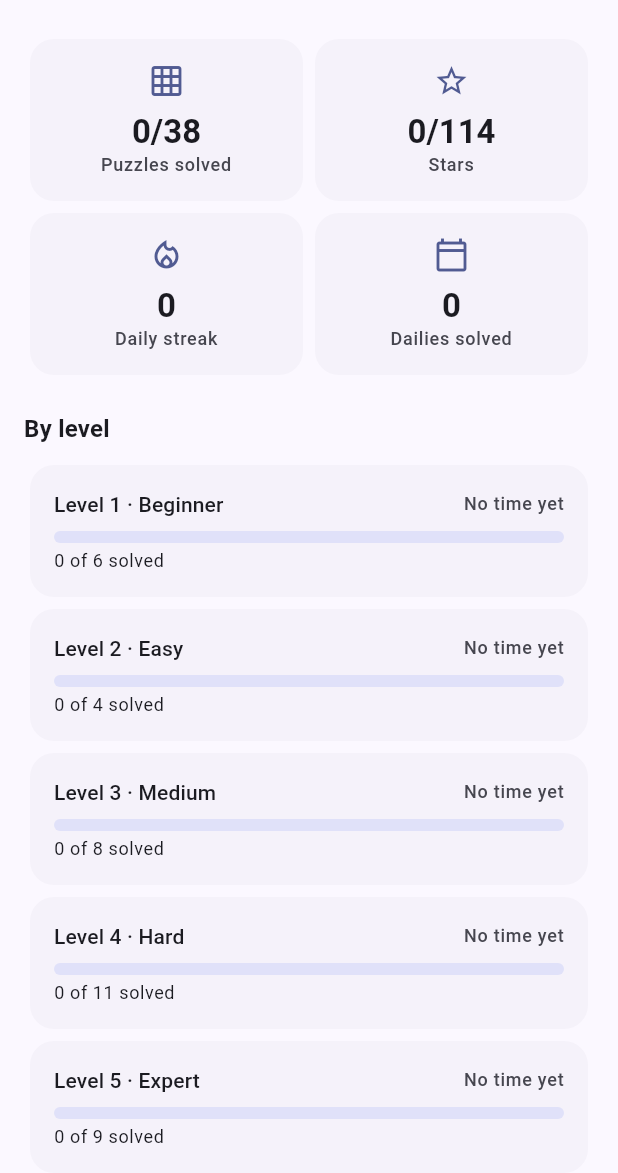
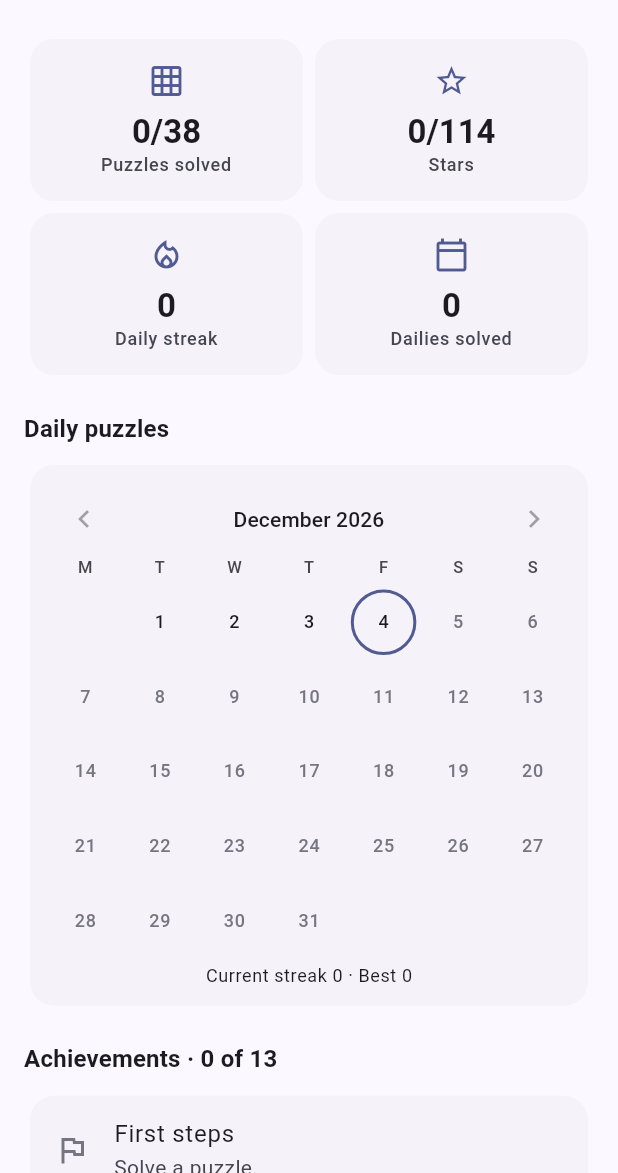
Before and after one commit to johnkg/sudoku-solver, a Flutter app: the StatsScreen screen opened directly, on a phone screen of 412 x 824 dp, the part 63-1236 px from its top. Run offline on Flutter 3.47's test engine with Material 3 defaults, Android fonts, the phone set to English and light mode, and no system bars; our stand-ins replace shared_preferences; missing offline and left inert: dart:js_interop; accounts and stored records are empty.

Commit message:
Add a daily calendar, achievements and a shareable daily result
Co-Authored-By: Claude Sonnet 5.5 <noreply@anthropic.com>
Claude-Session: https://claude.ai/code/session_01A5ARPcVpSTN9vK4K7NbA95

```diff
--- a/lib/progress/progress_store.dart
+++ b/lib/progress/progress_store.dart
@@ -139,6 +139,25 @@ class ProgressStore extends ChangeNotifier {
 
   /// Every practice result, by puzzle id.
   Map<String, PuzzleRecord> get records => Map.unmodifiable(_records);
+
+  /// Every daily result, by day such as `2026-10-10`.
+  Map<String, PuzzleRecord> get dailyRecords => Map.unmodifiable(_daily);
+
+  /// The longest run of days in a row with the daily puzzle solved.
+  int get bestDailyStreak {
+    final days = [for (final key in _daily.keys) ?DateTime.tryParse(key)]
+      ..sort();
+    var best = 0;
+    var run = 0;
+    DateTime? previous;
+    for (final day in days) {
+      final yesterday = DateTime(day.year, day.month, day.day - 1);
+      run = previous == yesterday ? run + 1 : 1;
+      if (run > best) best = run;
+      previous = day;
+    }
+    return best;
+  }
 
   /// How many daily puzzles the player has solved.
   int get dailySolvedCount => _daily.length;
--- /dev/null
+++ b/lib/ui/daily_calendar.dart
@@ -0,0 +1,160 @@
+import 'package:flutter/material.dart';
+
+const _monthNames = [
+  'January', 'February', 'March', 'April', 'May', 'June', 'July', 'August',
+  'September', 'October', 'November', 'December', //
+];
+
+/// A month at a time, with the days the daily puzzle was solved filled in.
+class DailyCalendar extends StatefulWidget {
+  const DailyCalendar({super.key, required this.solved, required this.today});
+
+  /// Days solved, as `2026-10-10`.
+  final Set<String> solved;
+  final DateTime today;
+
+  @override
+  State<DailyCalendar> createState() => _DailyCalendarState();
+}
+
+class _DailyCalendarState extends State<DailyCalendar> {
+  late DateTime month = DateTime(widget.today.year, widget.today.month);
+
+  static String _key(DateTime d) =>
+      '${d.year.toString().padLeft(4, '0')}-'
+      '${d.month.toString().padLeft(2, '0')}-'
+      '${d.day.toString().padLeft(2, '0')}';
+
+  /// The oldest month worth showing: the first one with a solve, else now.
+  DateTime get _earliest {
+    final days = [
+      for (final key in widget.solved)
+        if (DateTime.tryParse(key) case final d?) DateTime(d.year, d.month),
+    ]..sort();
+    return days.isEmpty
+        ? DateTime(widget.today.year, widget.today.month)
+        : days.first;
+  }
+
+  @override
+  Widget build(BuildContext context) {
+    final theme = Theme.of(context);
+    final thisMonth = DateTime(widget.today.year, widget.today.month);
+    final daysInMonth = DateTime(month.year, month.month + 1, 0).day;
+    final blanks = DateTime(month.year, month.month).weekday - 1;
+    final today = DateTime(
+      widget.today.year,
+      widget.today.month,
+      widget.today.day,
+    );
+
+    return Center(
+      child: ConstrainedBox(
+        // A calendar this wide would be taller than the screen.
+        constraints: const BoxConstraints(maxWidth: 360),
+        child: Column(
+          children: [
+            Row(
+              children: [
+                IconButton(
+                  key: const Key('cal-prev'),
+                  tooltip: 'Previous month',
+                  onPressed: month.isAfter(_earliest)
+                      ? () => setState(
+                          () => month = DateTime(month.year, month.month - 1),
+                        )
+                      : null,
+                  icon: const Icon(Icons.chevron_left),
+                ),
+                Expanded(
+                  child: Text(
+                    '${_monthNames[month.month - 1]} ${month.year}',
+                    key: const Key('cal-title'),
+                    textAlign: TextAlign.center,
+                    style: theme.textTheme.titleSmall,
+                  ),
+                ),
+                IconButton(
+                  key: const Key('cal-next'),
+                  tooltip: 'Next month',
+                  onPressed: month.isBefore(thisMonth)
+                      ? () => setState(
+                          () => month = DateTime(month.year, month.month + 1),
+                        )
+                      : null,
+                  icon: const Icon(Icons.chevron_right),
+                ),
+              ],
+            ),
+            Row(
+              children: [
+                for (final d in const ['M', 'T', 'W', 'T', 'F', 'S', 'S'])
+                  Expanded(
+                    child: Center(
+                      child: Text(
+                        d,
+                        style: theme.textTheme.labelSmall?.copyWith(
+                          color: theme.colorScheme.onSurfaceVariant,
+                        ),
+                      ),
+                    ),
+                  ),
+              ],
+            ),
+            const SizedBox(height: 4),
+            GridView.count(
+              crossAxisCount: 7,
+              shrinkWrap: true,
+              physics: const NeverScrollableScrollPhysics(),
+              children: [
+                for (var i = 0; i < blanks; i++) const SizedBox.shrink(),
+                for (var day = 1; day <= daysInMonth; day++)
+                  Builder(
+                    builder: (context) {
+                      final date = DateTime(month.year, month.month, day);
+                      final solved = widget.solved.contains(_key(date));
+                      final isToday = date == today;
+                      final future = date.isAfter(today);
+                      return Semantics(
+                        label:
+                            '${_monthNames[month.month - 1]} $day'
+                            '${solved ? ', solved' : ''}',
+                        child: Container(
+                          key: Key('cal-day-${_key(date)}'),
+                          margin: const EdgeInsets.all(3),
+                          decoration: BoxDecoration(
+                            shape: BoxShape.circle,
+                            color: solved ? theme.colorScheme.primary : null,
+                            border: isToday
+                                ? Border.all(
+                                    color: theme.colorScheme.primary,
+                                    width: 2,
+                                  )
+                                : null,
+                          ),
+                          alignment: Alignment.center,
+                          child: FittedBox(
+                            child: Text(
+                              '$day',
+                              style: theme.textTheme.labelMedium?.copyWith(
+                                fontWeight: solved ? FontWeight.w700 : null,
+                                color: solved
+                                    ? theme.colorScheme.onPrimary
+                                    : future
+                                    ? theme.colorScheme.outline
+                                    : null,
+                              ),
+                            ),
+                          ),
+                        ),
+                      );
+                    },
+                  ),
+              ],
+            ),
+          ],
+        ),
+      ),
+    );
+  }
+}
--- a/lib/ui/stats_screen.dart
+++ b/lib/ui/stats_screen.dart
@@ -1,6 +1,9 @@
 import 'package:flutter/material.dart';
 
 import '../progress/progress_scope.dart';
+import '../progress/progress_store.dart' show ProgressStore;
+import 'achievements.dart';
+import 'daily_calendar.dart';
 import 'levels.dart';
 import 'puzzle_library.dart';
 import 'solve_screen.dart' show formatClock;
@@ -86,6 +89,37 @@ class StatsScreen extends StatelessWidget {
               Padding(
                 padding: const EdgeInsets.only(top: 20, bottom: 8),
                 child: Text(
+                  'Daily puzzles',
+                  style: theme.textTheme.titleMedium?.copyWith(
+                    fontWeight: FontWeight.w600,
+                  ),
+                ),
+              ),
+              Card(
+                key: const Key('daily-calendar'),
+                child: Padding(
+                  padding: const EdgeInsets.all(12),
+                  child: Column(
+                    children: [
+                      DailyCalendar(
+                        solved: store.dailyRecords.keys.toSet(),
+                        today: store.today,
+                      ),
+                      const SizedBox(height: 4),
+                      Text(
+                        'Current streak ${store.dailyStreak} · '
+                        'Best ${store.bestDailyStreak}',
+                        key: const Key('streak-line'),
+                        style: theme.textTheme.bodySmall,
+                      ),
+                    ],
+                  ),
+                ),
+              ),
+              ..._achievementSection(context, store),
+              Padding(
+                padding: const EdgeInsets.only(top: 20, bottom: 8),
+                child: Text(
                   'By level',
                   style: theme.textTheme.titleMedium?.copyWith(
                     fontWeight: FontWeight.w600,
@@ -156,3 +190,53 @@ class StatsScreen extends StatelessWidget {
     );
   }
 }
+
+/// Everything there is to earn, with how far along the player is.
+List<Widget> _achievementSection(BuildContext context, ProgressStore store) {
+  final theme = Theme.of(context);
+  final all = achievementsFor(store);
+  final earned = all.where((a) => a.unlocked).length;
+
+  return [
+    Padding(
+      padding: const EdgeInsets.only(top: 20, bottom: 8),
+      child: Text(
+        'Achievements · $earned of ${all.length}',
+        key: const Key('achievements-title'),
+        style: theme.textTheme.titleMedium?.copyWith(
+          fontWeight: FontWeight.w600,
+        ),
+      ),
+    ),
+    for (final a in all)
+      Card(
+        key: Key('achievement-${a.id}'),
+        color: a.unlocked ? theme.colorScheme.primaryContainer : null,
+        child: ListTile(
+          leading: Icon(
+            a.unlocked ? Icons.emoji_events : a.icon,
+            color: a.unlocked
+                ? theme.colorScheme.onPrimaryContainer
+                : theme.colorScheme.outline,
+          ),
+          title: Text(a.title),
+          subtitle: Column(
+            crossAxisAlignment: CrossAxisAlignment.start,
+            children: [
+              Text(a.description),
+              if (!a.unlocked && a.goal > 1) ...[
+                const SizedBox(height: 6),
+                LinearProgressIndicator(value: a.progress / a.goal),
+                const SizedBox(height: 2),
+                Text(
+                  '${a.progress} of ${a.goal}',
+                  style: theme.textTheme.labelSmall,
+                ),
+              ],
+            ],
+          ),
+          trailing: a.unlocked ? const Icon(Icons.check_circle) : null,
+        ),
+      ),
+  ];
+}
```
Also changed, not shown: lib/ui/achievements.dart (added, +109 -0 lines), lib/ui/share_result.dart (added, +35 -0 lines), lib/ui/solve_screen.dart (+71 -0 lines), 3 other files.
